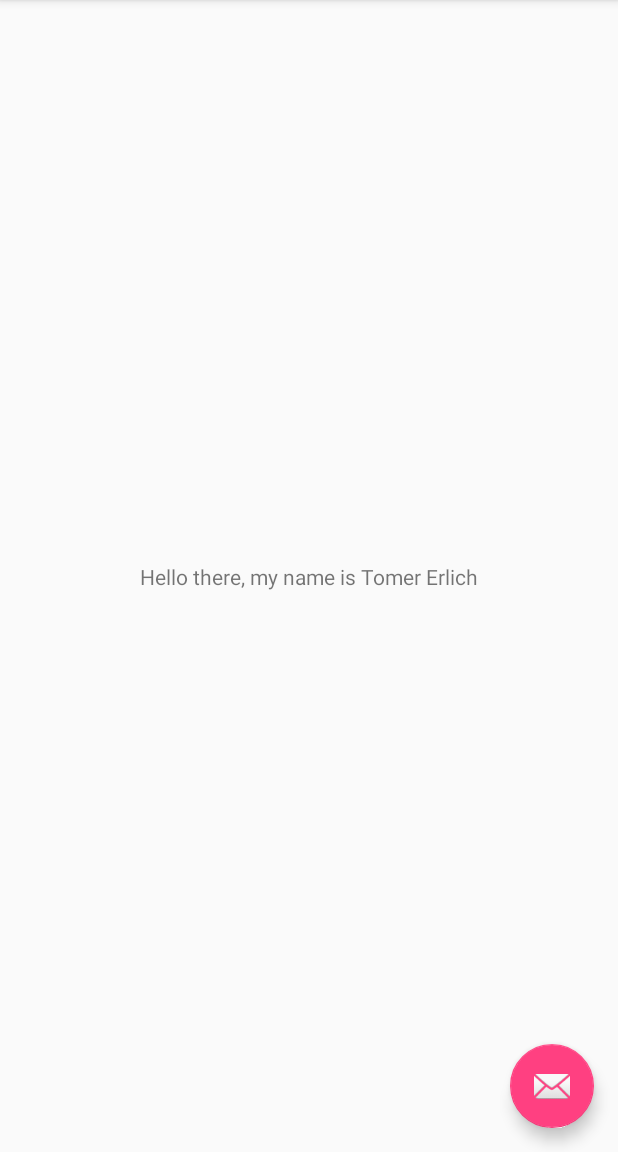
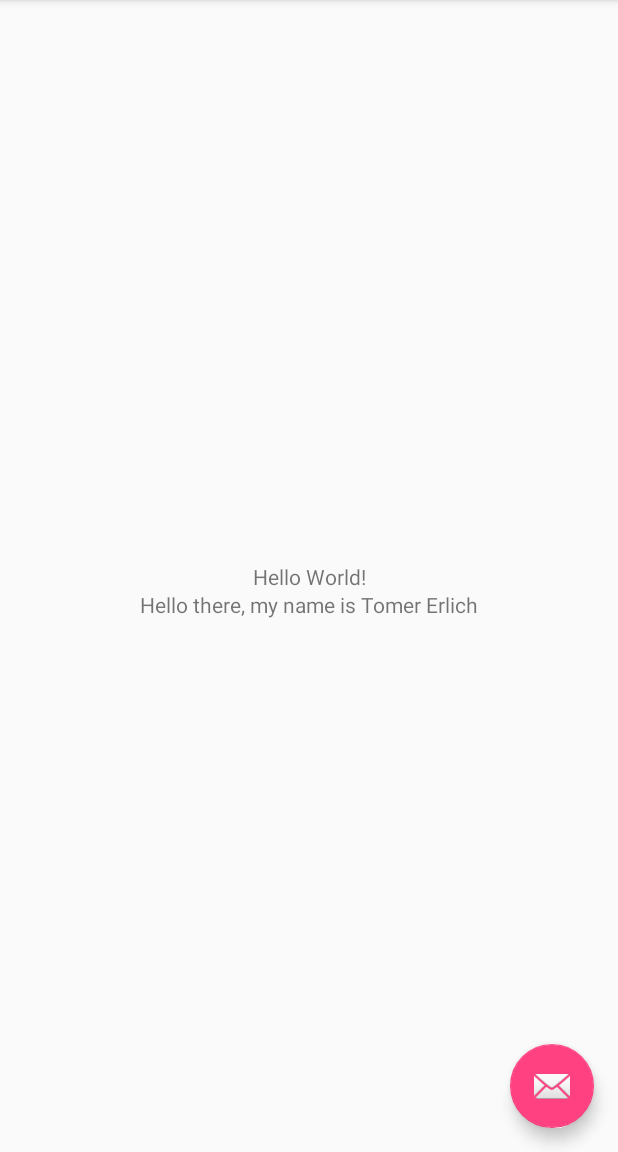
Before and after one commit to tomerlich/CIS53_HW2_99951, an Android app: the screen it shows after launch (MainActivity), on a phone screen of 412 x 824 dp, the part 84-1236 px from its top. Run offline under Robolectric (Android 15) with nearby library versions, the phone set to English and light mode, and no system bars.

Commit message:
this is a message

```diff
--- a/app/src/main/res/layout/content_main.xml
+++ b/app/src/main/res/layout/content_main.xml
@@ -11,10 +11,20 @@
     <TextView
         android:layout_width="wrap_content"
         android:layout_height="wrap_content"
-        android:text="@string/hello_myname"
+        android:text="@string/hello_world"
         app:layout_constraintBottom_toBottomOf="parent"
         app:layout_constraintLeft_toLeftOf="parent"
         app:layout_constraintRight_toRightOf="parent"
         app:layout_constraintTop_toTopOf="parent" />
 
+    <TextView
+        android:layout_width="wrap_content"
+        android:layout_height="wrap_content"
+        android:text="@string/hello_myname"
+        app:layout_constraintBottom_toBottomOf="parent"
+        app:layout_constraintLeft_toLeftOf="parent"
+        app:layout_constraintRight_toRightOf="parent"
+        app:layout_constraintTop_toTopOf="parent"
+        app:layout_constraintVertical_bias="0.525"/>
+
 </android.support.constraint.ConstraintLayout>
--- a/app/src/main/res/values/strings.xml
+++ b/app/src/main/res/values/strings.xml
@@ -2,4 +2,5 @@
     <string name="app_name">CIS53_HW2_99951</string>
     <string name="action_settings">Settings</string>
     <string name="hello_myname">Hello there, my name is Tomer Erlich</string>
+    <string name="hello_world">Hello World!</string>
 </resources>
```
